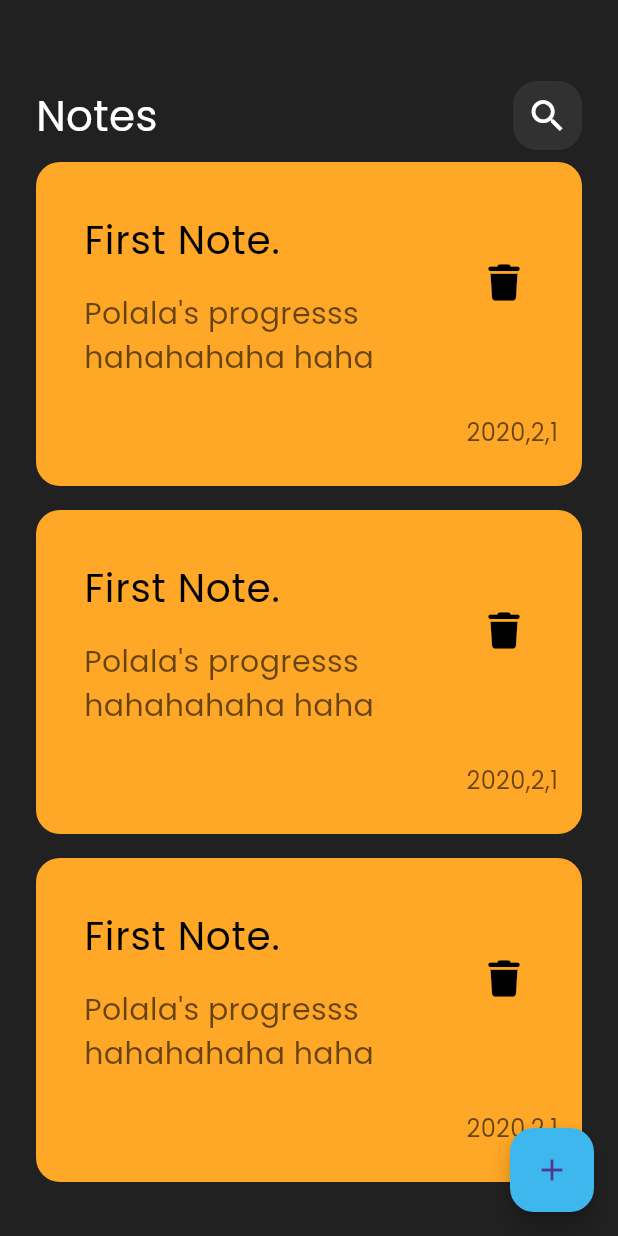
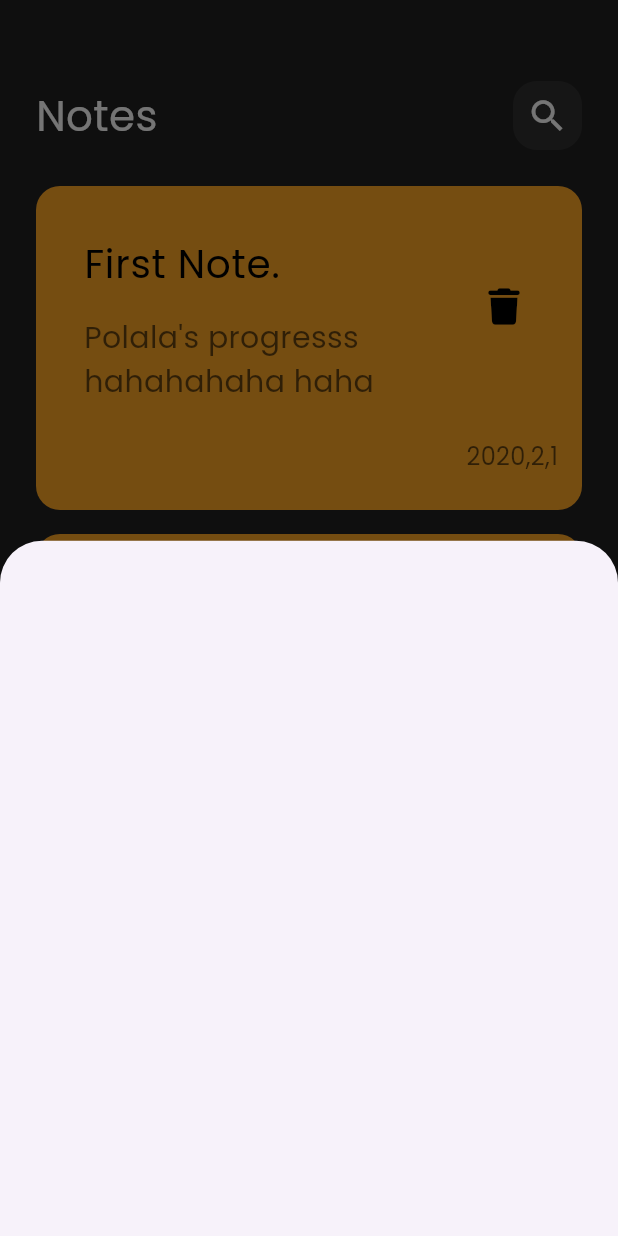
Before and after one commit to PolaAlaa/notes_app, a Flutter app: the screen it shows after launch, after a tap on the "add" icon, on a phone screen of 412 x 824 dp. Run offline on Flutter 3.47's test engine with Material 3 defaults, Android fonts, the phone set to English and light mode, and no system bars; our stand-ins replace font_awesome_flutter.

Commit message:
add new bottom sheet

```diff
--- a/lib/Views/note_view.dart
+++ b/lib/Views/note_view.dart
@@ -1,5 +1,6 @@
 import 'package:flutter/material.dart';
 import 'package:note_app/Views/widgets/Custom_AppBar_Widget.dart';
+import 'package:note_app/Views/widgets/add_Note_Bottom_Sheet.dart';
 import 'package:note_app/Views/widgets/note_list_View.dart';
 
 class NoteView extends StatelessWidget {
@@ -12,7 +13,13 @@ class NoteView extends StatelessWidget {
         onPressed: () {},
         backgroundColor: const Color.fromARGB(255, 62, 183, 239),
         child: IconButton(
-          onPressed: () {},
+          onPressed: () {
+            showModalBottomSheet(
+                context: context,
+                builder: (context) {
+                  return AddNoteBottomSheet();
+                });
+          },
           icon: const Icon(
             Icons.add,
           ),
@@ -26,7 +33,7 @@ class NoteView extends StatelessWidget {
               height: 30,
             ),
             CustomAppBar(),
-            NoteListView(),
+            Expanded(child: NoteListView()),
           ],
         ),
       ),
--- /dev/null
+++ b/lib/Views/widgets/add_Note_Bottom_Sheet.dart
@@ -0,0 +1,12 @@
+import 'package:flutter/material.dart';
+
+class AddNoteBottomSheet extends StatelessWidget {
+  const AddNoteBottomSheet({
+    super.key,
+  });
+
+  @override
+  Widget build(BuildContext context) {
+    return Container();
+  }
+}
--- a/lib/Views/widgets/note_list_View.dart
+++ b/lib/Views/widgets/note_list_View.dart
@@ -8,9 +8,11 @@ class NoteListView extends StatelessWidget {
 
   @override
   Widget build(BuildContext context) {
-    return Expanded(
+    return Padding(
+        padding: const EdgeInsets.symmetric(vertical: 16),
         child: ListView.builder(
-      itemCount: 3,
+          padding: EdgeInsets.zero,
+          itemCount: 5,
           itemBuilder: (BuildContext context, index) {
             return const Padding(
               padding: EdgeInsets.symmetric(vertical: 8),
```
Lines whose indentation alone changed are shown as unchanged.
